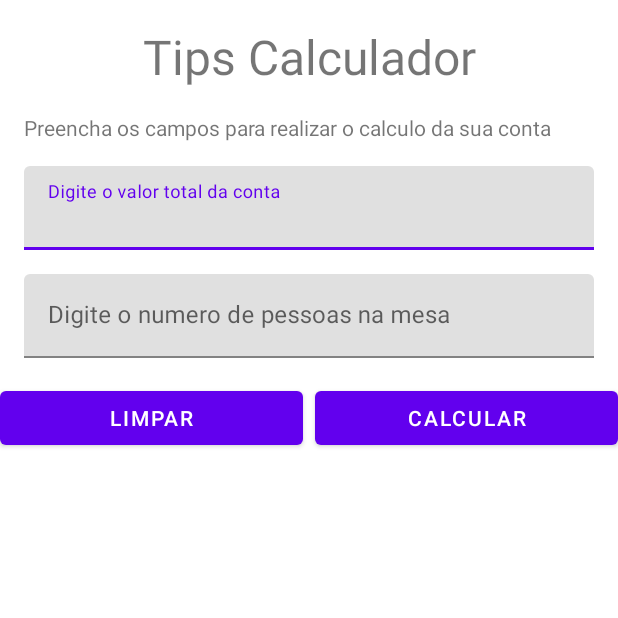
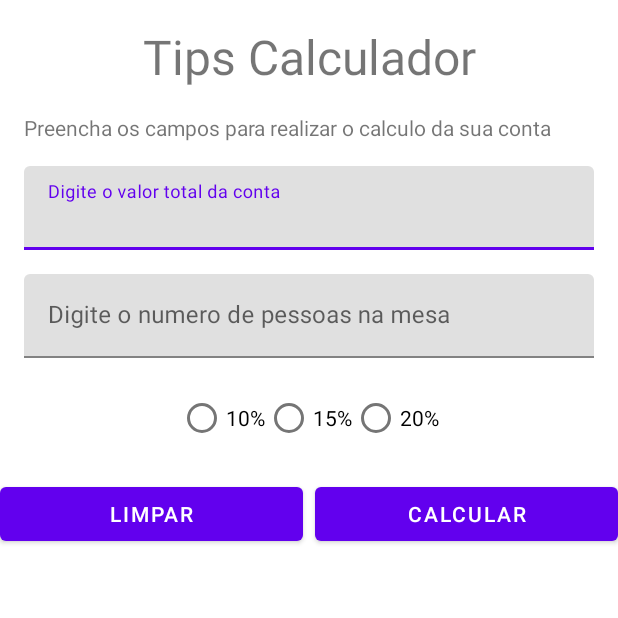
Before and after one commit to RickSilva7/Calculadora-de-Gorjeta, an Android app: the MainActivity screen opened directly, with no data from a screen before it, on a phone screen of 412 x 824 dp, the top half of it. Run offline under Robolectric (Android 15) with nearby library versions, the phone set to English and light mode, and no system bars.

Commit message:
inclusao do radial group e button + recuperacao de dados

```diff
--- a/app/src/main/java/com/example/aplicativodegorjeta/MainActivity.kt
+++ b/app/src/main/java/com/example/aplicativodegorjeta/MainActivity.kt
@@ -1,15 +1,27 @@
 package com.example.aplicativodegorjeta
 
 import android.os.Bundle
+import android.widget.Button
 import androidx.activity.enableEdgeToEdge
 import androidx.appcompat.app.AppCompatActivity
 import androidx.core.view.ViewCompat
 import androidx.core.view.WindowInsetsCompat
+import com.google.android.material.textfield.TextInputEditText
 
 class MainActivity : AppCompatActivity() {
     override fun onCreate(savedInstanceState: Bundle?) {
         super.onCreate(savedInstanceState)
         enableEdgeToEdge()
         setContentView(R.layout.activity_main)
+
+        val btnClean: Button = findViewById(R.id.btn_clean)
+        val btnDone: Button = findViewById(R.id.btn_done)
+        val edtTotal: TextInputEditText = findViewById(R.id.tie_number_total)
+        val edtPeople: TextInputEditText = findViewById(R.id.tie_number_people)
+
+        btnDone.setOnClickListener {
+            println("Henrique" + edtTotal.text)
+            println("Henrique" + edtPeople.text)
+        }
     }
 }
--- a/app/src/main/res/layout/activity_main.xml
+++ b/app/src/main/res/layout/activity_main.xml
@@ -39,6 +39,7 @@
         app:layout_constraintTop_toBottomOf="@+id/sub_title">
 
         <com.google.android.material.textfield.TextInputEditText
+            android:id="@+id/tie_number_total"
             android:layout_width="match_parent"
             android:layout_height="wrap_content"
             android:hint="Digite o valor total da conta"
@@ -56,6 +57,7 @@
         app:layout_constraintTop_toBottomOf="@+id/til_total">
 
         <com.google.android.material.textfield.TextInputEditText
+            android:id="@+id/tie_number_people"
             android:layout_width="match_parent"
             android:layout_height="wrap_content"
             android:hint="Digite o numero de pessoas na mesa"
@@ -72,6 +74,36 @@
         android:orientation="vertical"
         app:layout_constraintGuide_percent="0.5" />
 
+    <RadioGroup
+        android:id="@+id/rg_percentege"
+        android:layout_width="match_parent"
+        android:layout_height="wrap_content"
+        android:layout_margin="16dp"
+        android:gravity="center"
+        android:orientation="horizontal"
+        app:layout_constraintEnd_toEndOf="@+id/number_of_people"
+        app:layout_constraintStart_toStartOf="@+id/number_of_people"
+        app:layout_constraintTop_toBottomOf="@+id/number_of_people">
+
+        <RadioButton
+            android:id="@+id/rg_option_one"
+            android:layout_width="wrap_content"
+            android:layout_height="wrap_content"
+            android:text="10%" />
+
+        <RadioButton
+            android:id="@+id/rg_option_two"
+            android:layout_width="wrap_content"
+            android:layout_height="wrap_content"
+            android:text="15%" />
+
+        <RadioButton
+            android:id="@+id/rg_option_three"
+            android:layout_width="wrap_content"
+            android:layout_height="wrap_content"
+            android:text="20%" />
+    </RadioGroup>
+
     <Button
         android:id="@+id/btn_clean"
         android:layout_width="0dp"
@@ -81,9 +113,10 @@
         android:text="Limpar"
         app:layout_constraintEnd_toStartOf="@+id/guideline"
         app:layout_constraintStart_toStartOf="parent"
-        app:layout_constraintTop_toBottomOf="@+id/number_of_people" />
+        app:layout_constraintTop_toBottomOf="@+id/rg_percentege" />
 
     <Button
+        android:id="@+id/btn_done"
         android:layout_width="0dp"
         android:layout_height="wrap_content"
         android:layout_marginStart="4dp"
@@ -91,7 +124,7 @@
         android:text="Calcular"
         app:layout_constraintEnd_toEndOf="parent"
         app:layout_constraintStart_toEndOf="@+id/guideline"
-        app:layout_constraintTop_toBottomOf="@+id/number_of_people" />
+        app:layout_constraintTop_toBottomOf="@+id/rg_percentege" />
 
 
 </androidx.constraintlayout.widget.ConstraintLayout>
```
